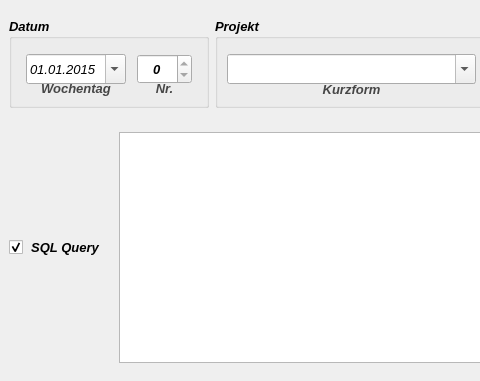
The window that uis/inpfrm.ui (mainster/WorktimeManager) describes before a commit, drawn with Qt 5; both pictures show x 0 to 480 and y 0 to 381 of the 1307 by 381 pixel window.
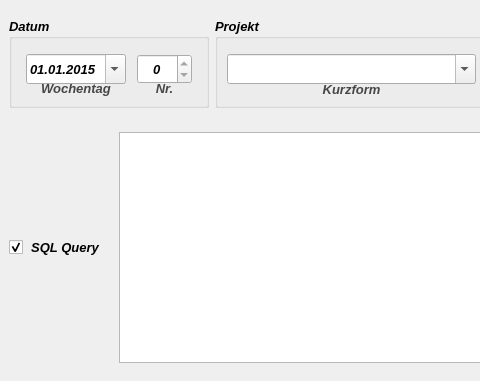
The same window after the commit. Icons and pictures are not drawn. Custom widgets are drawn as their Qt base class.

Diff of the .ui file:
```diff
--- a/uis/inpfrm.ui
+++ b/uis/inpfrm.ui
@@ -321,8 +321,9 @@
             <font>
              <family>Arial</family>
              <pointsize>10</pointsize>
-             <weight>50</weight>
-             <bold>false</bold>
+             <weight>75</weight>
+             <italic>true</italic>
+             <bold>true</bold>
             </font>
            </property>
            <property name="maximumDate">
```
Left out of the diff: 42 changed lines with no effect on the pictures.
